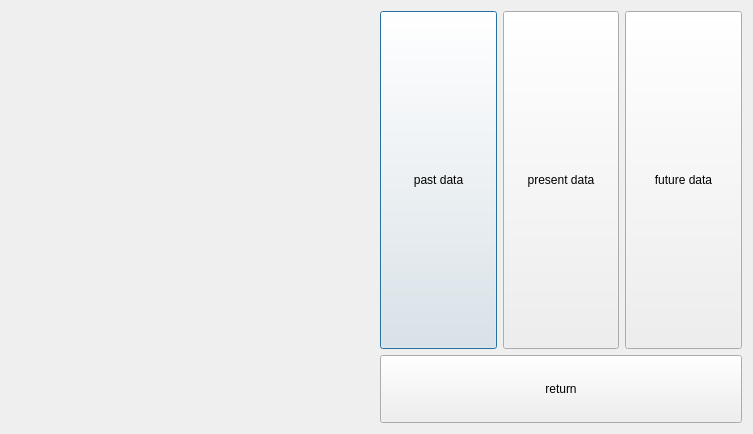
First picture: the form in intermediatewindow.ui, repository Aalok376/SkyScout, before the edit.
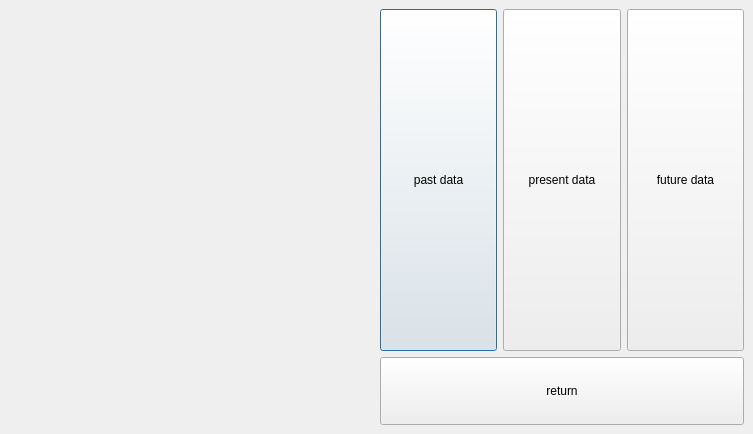
Second picture: the form after the edit. Icons and pictures are not drawn.

Diff of the .ui file:
```diff
--- a/intermediatewindow.ui
+++ b/intermediatewindow.ui
@@ -16,6 +16,24 @@
   <property name="styleSheet">
    <string notr="true">background-image: url(&quot;:/new/prefix1/image/background.png&quot;);</string>
   </property>
+  <layout class="QHBoxLayout" name="horizontalLayout_4">
+   <property name="spacing">
+    <number>0</number>
+   </property>
+   <property name="leftMargin">
+    <number>0</number>
+   </property>
+   <property name="topMargin">
+    <number>0</number>
+   </property>
+   <property name="rightMargin">
+    <number>0</number>
+   </property>
+   <property name="bottomMargin">
+    <number>0</number>
+   </property>
+   <item>
+    <widget class="QWidget" name="centralWidget" native="true">
   <layout class="QHBoxLayout" name="horizontalLayout_3">
    <item>
     <layout class="QHBoxLayout" name="horizontalLayout_2">
@@ -94,6 +112,9 @@
       </layout>
      </item>
     </layout>
+      </item>
+     </layout>
+    </widget>
    </item>
   </layout>
  </widget>
```
Lines whose indentation alone changed are shown as unchanged.
